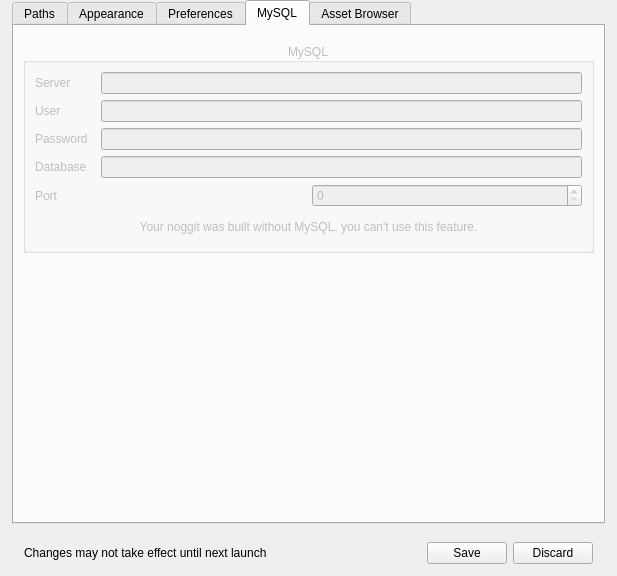
First picture: the form in src/noggit/ui/windows/settingsPanel/SettingsPanel.ui, repository Marlamin/noggit-red, before the edit.
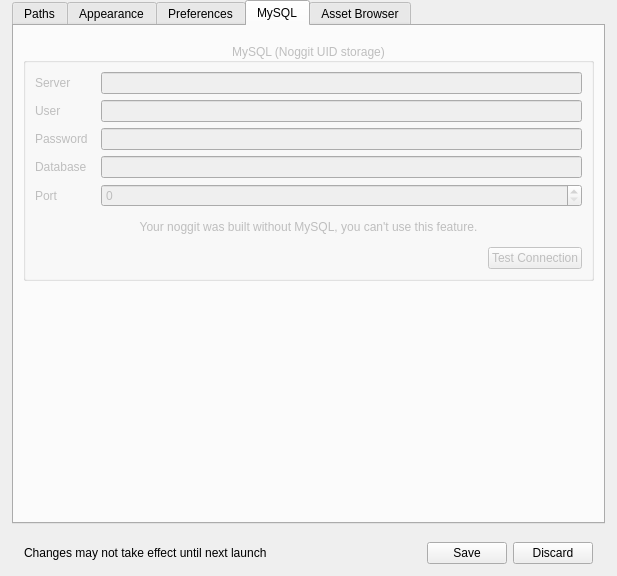
Second picture: the form after the edit. The open tabs and pages were chosen to show the change. Icons and pictures are not drawn. Custom widgets are drawn as their Qt base class.

```diff
--- a/src/noggit/ui/windows/settingsPanel/SettingsPanel.ui
+++ b/src/noggit/ui/windows/settingsPanel/SettingsPanel.ui
@@ -1201,7 +1201,7 @@
                <bool>false</bool>
               </property>
               <property name="title">
-               <string>MySQL</string>
+               <string>MySQL (Noggit UID storage)</string>
               </property>
               <property name="alignment">
                <set>Qt::AlignCenter</set>
@@ -1311,7 +1311,17 @@
 				 			</widget>
 				 		</item>
 				 		<item>
-				 			<widget class="QSpinBox" name="_mysql_port_field"/>
+                    <widget class="QSpinBox" name="_mysql_port_field">
+                     <property name="sizePolicy">
+                      <sizepolicy hsizetype="Expanding" vsizetype="Fixed">
+                       <horstretch>0</horstretch>
+                       <verstretch>0</verstretch>
+                      </sizepolicy>
+                     </property>
+                     <property name="maximum">
+                      <number>65535</number>
+                     </property>
+                    </widget>
 				 		</item>
 				 	</layout>
 				 </item>
@@ -1331,6 +1341,36 @@
                    </property>
                   </widget>
                  </item>
+                 <item>
+                  <layout class="QHBoxLayout" name="horizontalLayout_12">
+                   <item>
+                    <spacer name="horizontalSpacer_5">
+                     <property name="orientation">
+                      <enum>Qt::Horizontal</enum>
+                     </property>
+                     <property name="sizeHint" stdset="0">
+                      <size>
+                       <width>40</width>
+                       <height>20</height>
+                      </size>
+                     </property>
+                    </spacer>
+                   </item>
+                   <item>
+                    <widget class="QPushButton" name="mysql_connect_test">
+                     <property name="minimumSize">
+                      <size>
+                       <width>93</width>
+                       <height>0</height>
+                      </size>
+                     </property>
+                     <property name="text">
+                      <string>Test Connection</string>
+                     </property>
+                    </widget>
+                   </item>
+                  </layout>
+                 </item>
                 </layout>
                </item>
               </layout>
```
Lines whose indentation alone changed are shown as unchanged.
